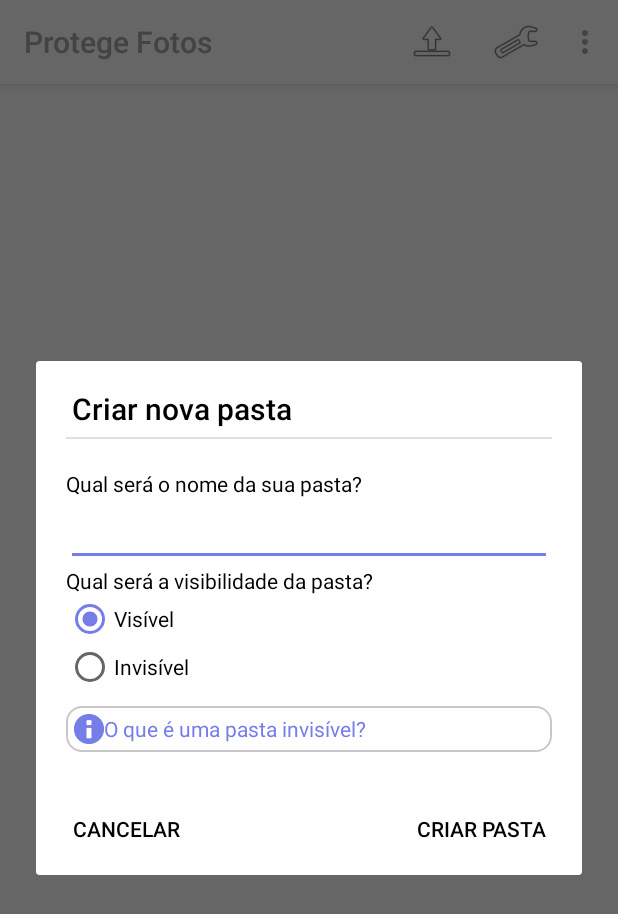
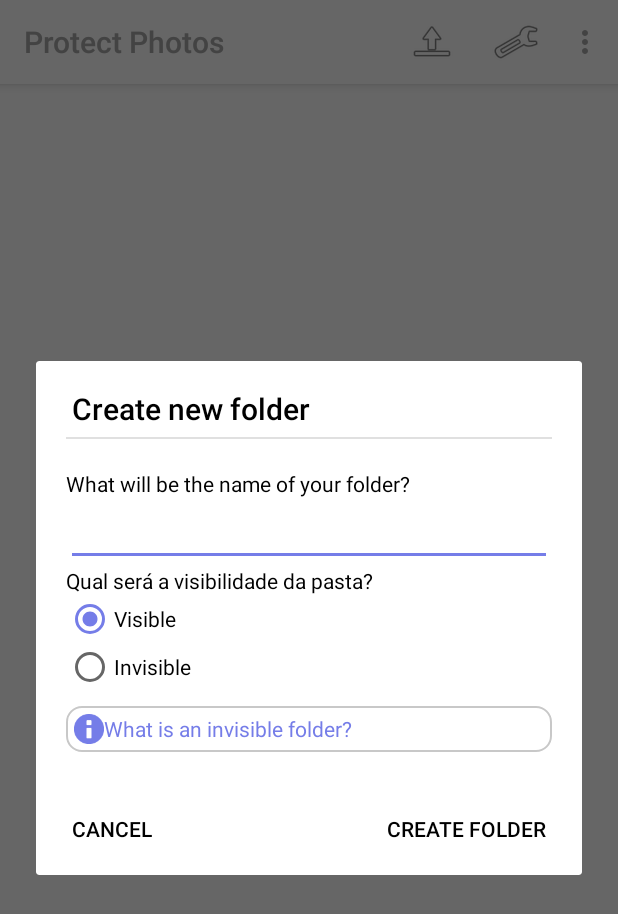
Before and after one commit to Guigomes/ProtegePhotos, an Android app: the GaleriaActivity screen opened directly, with no data from a screen before it, in the options menu, after a tap on "Nova Pasta", on a phone screen of 412 x 824 dp. Shown: the top 914 px of the screen. Run offline under Robolectric (Android 15) with nearby library versions, the phone set to English and light mode, and no system bars; pictures from the network do not load; 7 statements that could not run were skipped.

```diff
--- a/app/src/main/res/values-v21/strings.xml
+++ b/app/src/main/res/values-v21/strings.xml
@@ -1,16 +1,14 @@
 <?xml version="1.0" encoding="utf-8"?>
 <resources>
-    <string name="msg_confirmar_padrao_invisivel">Desenhe o padrão da pasta que deseja acessar</string>
-    <string name="btn_alterar_nome_pasta">Alterar nome da pasta</string>
-    <string name="txt_informe_nome_novo_pasta">Informe o novo nome da pasta</string>
-    <string name="txt_protegendo_fotos">Protegendo suas fotos</string>
-    <string name="btn_alterar_dados_pasta">Alterar pasta</string>
-    <string name="msg_sucesso_deletar_foto">Foto deletada</string>
-    <string name="msg_excluir_fotos">Tem certeza que deseja excluir as %1$s fotos selecionadas?</string>
-    <string name="msg_excluir_foto">Tem certeza que deseja excluir a foto  %1$s?</string>
-    <string name="title_criar_nova_pasta">Criar nova pasta</string>
+    <string name="msg_confirmar_padrao_invisivel">Draw the pattern of the folder you want to access</string>
+    <string name="btn_alterar_nome_pasta">Change folder name</string>
+    <string name="txt_informe_nome_novo_pasta">Enter new folder name</string>
+    <string name="txt_protegendo_fotos">Protecting your photos</string>
+    <string name="btn_alterar_dados_pasta">Change folder</string>
+    <string name="msg_sucesso_deletar_foto">the photo has been deleted</string>
+    <string name="msg_excluir_fotos">Are you sure you want to delete the %1$s selected photos?</string>
+    <string name="title_criar_nova_pasta">Create new folder</string>
     <string name="txt_visibilidade_pasta">Qual será a visibilidade da pasta?</string>
-    <string name="btn_novas_fotos">Proteger novas fotos</string>
-    <string name="txt_msg_demorar">Isso pode demorar um pouco</string>
+    <string name="txt_msg_demorar">This may take a while</string>
 
 </resources>
--- a/app/src/main/res/values-w820dp/strings.xml
+++ b/app/src/main/res/values-w820dp/strings.xml
@@ -1,15 +1,14 @@
 <?xml version="1.0" encoding="utf-8"?>
 <resources>
-    <string name="msg_confirmar_padrao_invisivel">Desenhe o padrão da pasta que deseja acessar</string>
-    <string name="btn_alterar_nome_pasta">Alterar nome da pasta</string>
-    <string name="txt_informe_nome_novo_pasta">Informe o novo nome da pasta</string>
-    <string name="txt_protegendo_fotos">Protegendo suas fotos</string>
-    <string name="btn_alterar_dados_pasta">Alterar pasta</string>
-    <string name="msg_sucesso_deletar_foto">Foto deletada</string>
-    <string name="msg_excluir_fotos">Tem certeza que deseja excluir as %1$s fotos selecionadas?</string>
-    <string name="title_criar_nova_pasta">Criar nova pasta</string>
+    <string name="btn_alterar_nome_pasta">Change Folder Name</string>
+    <string name="txt_informe_nome_novo_pasta">Enter new folder name</string>
+    <string name="txt_protegendo_fotos">Protecting your photos</string>
+    <string name="btn_alterar_dados_pasta">Change folder</string>
+    <string name="msg_sucesso_deletar_foto">the photo has been deleted</string>
+    <string name="msg_excluir_fotos">Are you sure you want to delete the %1$s selected photos?</string>
+    <string name="title_criar_nova_pasta">Create new folder</string>
     <string name="txt_visibilidade_pasta">Qual será a visibilidade da pasta?</string>
-    <string name="btn_novas_fotos">Proteger novas fotos</string>
+    <string name="btn_novas_fotos">Protect new photos</string>
     <string name="txt_msg_demorar">Isso pode demorar um pouco</string>
 
 </resources>
--- a/app/src/main/res/values/strings.xml
+++ b/app/src/main/res/values/strings.xml
@@ -1,44 +1,39 @@
 <?xml version="1.0" encoding="utf-8"?>
 
-<!--
-  ~ Copyright (c) 2015 Zhang Hai <Dreaming.in.Code.ZH@Gmail.com>
-  ~ All Rights Reserved.
-  -->
 
 <resources xmlns:xliff="urn:oasis:names:tc:xliff:document:1.2">
 
-    <string name="pl_cancel">Cancelar</string>
-    <string name="pl_confirm">Confirmar</string>
-    <string name="pl_confirm_pattern">Desenhe o padrão novamente para confirmar</string>
-    <string name="pl_continue">Continuar</string>
-    <string name="txt_pasta_principal">Principal</string>
-    <string name="msg_erro_criar_pasta">Erro ao criar pasta, contate o desenvolvedor.</string>
-    <string name="msg_erro_alterar_senha">Erro ao alterar senha, contate o desenvolvedor.</string>
+    <string name="pl_cancel">Cancel</string>
+    <string name="pl_confirm">Confirm</string>
+    <string name="pl_confirm_pattern">Draw the pattern again to confirm</string>
+    <string name="pl_continue">Continue</string>
+    <string name="txt_pasta_principal">Main</string>
+    <string name="msg_erro_criar_pasta">Error creating folder, contact developer.</string>
+    <string name="msg_erro_alterar_senha">Error changing password, contact developer.</string>
 
-    <string name="msg_sucesso_criar_pasta">Pasta criada com sucesso</string>
-    <string name="msg_sucesso_alterar_senha">Senha alterada com sucesso</string>
+    <string name="msg_sucesso_criar_pasta">Successfully created folder</string>
+    <string name="msg_sucesso_alterar_senha">Password changed successfully</string>
 
-    <string name="msg_confirmar_padrao">Desenhe o padrão para acessar a pasta %1$s</string>
+    <string name="msg_confirmar_padrao">Draw pattern to access folder %1$s</string>
 
-    <string name="txt_informe_nome_pasta">Qual será o nome da sua pasta?</string>
+    <string name="txt_informe_nome_pasta">What will be the name of your folder?</string>
 
-    <string name="btn_cancelar">Cancelar</string>
-    <string name="btn_criar_pasta">Criar Pasta</string>
-    <string name="btn_alterar_senha">Alterar Senha</string>
-    <string name="btn_cancelar_selecao">Cancelar Seleção</string>
+    <string name="btn_cancelar">Cancel</string>
+    <string name="btn_criar_pasta">Create folder</string>
+    <string name="btn_alterar_senha">Change Password</string>
+    <string name="btn_cancelar_selecao">Cancel Selection</string>
 
-    <string name="pl_draw_pattern">Crie um padrão para a pasta %1$s</string>
+    <string name="pl_draw_pattern">Create a pattern for the %1$s folder</string>
     <string name="file_provider_authority" translatable="false">ggsoftware.com.br.protegefotos.fileprovider</string>
-    <string name="msg_padrao_alterar">Crie um novo padrão para a pasta %1$s</string>
+    <string name="msg_padrao_alterar">Create a new pattern for the %1$s folder.</string>
 
-    <string name="pl_draw_pattern_to_unlock">Desenhe o padrão para desbloquear</string>
-    <string name="pl_forgot_pattern">Esqueci padrão</string>
-    <string name="pl_pattern_confirmed">Novo padrão gravado com sucesso</string>
-    <string name="pl_pattern_recorded">Padrão gravado</string>
-    <string name="pl_pattern_too_short">Ligue pelo menos %d pontos, tente novamente</string>
-    <string name="pl_recording_pattern">Solte o dedo quando terminar</string>
-    <string name="pl_redraw">Desenhar novamente</string>
-    <string name="pl_wrong_pattern">Padrão incorreto, tente novamente</string>
+    <string name="pl_draw_pattern_to_unlock">Draw pattern to unlock</string>
+    <string name="pl_pattern_confirmed">New pattern successfully recorded</string>
+    <string name="pl_pattern_recorded">Pattern recorded</string>
+    <string name="pl_pattern_too_short">Connect at least %d points, try again</string>
+    <string name="pl_recording_pattern">Release finger when done</string>
+    <string name="pl_redraw">Draw again</string>
+    <string name="pl_wrong_pattern">Incorrect pattern, please try again.</string>
     <string name="pl_access_pattern_start">Pattern started</string>
     <string name="pl_access_pattern_cleared">Pattern cleared</string>
     <string name="pl_access_pattern_cell_added">Cell added</string>
@@ -46,57 +41,59 @@
     <string name="pl_access_pattern_detected">Pattern completed</string>
     <string name="pl_access_pattern_area">Pattern area.</string>
 
-    <string name="app_name">Protege Fotos</string>
-    <string name="title_activity_galeria">Criar nova pasta</string>
+    <string name="app_name">Protect Photos</string>
 
     <string name="action_settings">Settings</string>
-    <string name="title_activity_criar_pasta">CriarPastaActivity</string>
-    <string name="title_activity_escolher_pasta">Minhas pastas</string>
-    <string name="msg_pasta_repetida">Você já tem uma pasta com esse nome</string>
-    <string name="msg_pasta_nao_existe">Pasta não pôde ser encontrada</string>
+    <string name="title_activity_escolher_pasta">My folders</string>
+    <string name="msg_pasta_repetida">You already have a folder with that name</string>
+    <string name="msg_pasta_nao_existe">Folder could not be found</string>
 
-    <string name="msg_confirmar_padrao_invisivel">Desenhe o padrão da pasta que deseja acessar</string>
-    <string name="btn_alterar_nome_pasta">Alterar nome da pasta</string>
-    <string name="btn_excluir_pasta">Excluir Pasta</string>
+    <string name="msg_confirmar_padrao_invisivel">Draw the pattern of the folder you want to access</string>
+    <string name="btn_alterar_nome_pasta">Change Folder Name</string>
+    <string name="btn_excluir_pasta">Delete Folder</string>
     <string name="txt_informe_nome_novo_pasta">Informe o novo nome da pasta</string>
-    <string name="msg_sucesso_alterar_nome_pasta">Dados da pasta alterados com sucesso</string>
-    <string name="msg_sucesso_deletar_pasta">Pasta deletada com sucesso</string>
-    <string name="msg_sucesso_remover_pasta_modo_invisivel">A pasta foi removida do modo invisível</string>
-    <string name="msg_pastas_iguais">Escolha a pasta desejada</string>
-    <string name="msg_erro_criar_pasta_sem_nome">Por favor, informe o nome da sua pasta</string>
-    <string name="rdb_visivel">Visível</string>
-    <string name="rdb_invisivel">Invisível</string>
+    <string name="msg_sucesso_alterar_nome_pasta">Folder data changed successfully</string>
+    <string name="msg_sucesso_deletar_pasta">Folder deleted successfully</string>
+    <string name="msg_pastas_iguais">Choose the desired folder</string>
+    <string name="msg_erro_criar_pasta_sem_nome">Please enter the name of your folder.</string>
+    <string name="rdb_visivel">Visible</string>
+    <string name="rdb_invisivel">Invisible</string>
     <string name="txt_protegendo_fotos">Protegendo suas fotos</string>
-    <string name="title_activity_main2">Main2Activity</string>
-    <string name="msg_download_sucesso">Fotos copiadas para a pasta Downloads</string>
-    <string name="msg_download_sucesso_2">Foto copiada para a pasta Downloads/%1$s</string>
-    <string name="msg_download_erro">Erro ao exportar fotos</string>
+    <string name="msg_download_sucesso">Photos copied to Downloads folder</string>
+    <string name="msg_download_sucesso_2">Photos copied to Downloads/%1$s  folder</string>
+    <string name="msg_download_erro">Error exporting photos</string>
 
-    <string name="btn_configurar_pasta">Configurar pasta</string>
-    <string name="btn_alterar_dados_pasta">Alterar pasta</string>
+    <string name="btn_configurar_pasta">Set up folder</string>
+    <string name="btn_alterar_dados_pasta">Change folder</string>
     <string name="msg_sucesso_deletar_foto">Foto deletada</string>
-    <string name="btn_excluir">Excluir</string>
-    <string name="msg_excluir_pasta">Tem certeza que deseja excluir a pasta %1$s e todas as fotos dela?</string>
-    <string name="msg_title_excluir_pasta">Excluir pasta</string>
-    <string name="msg_title_excluir_fotos">Excluir fotos</string>
+    <string name="btn_excluir">Delete</string>
+    <string name="msg_excluir_pasta">Are you sure you want to delete the %1$s folder and all photos from it?</string>
+    <string name="msg_title_excluir_fotos">Delete photos</string>
 
-    <string name="msg_excluir_fotos">Tem certeza que deseja excluir as %1$s fotos selecionadas?</string>
-    <string name="msg_excluir_fotos_sucesso">Fotos deletadas com sucesso</string>
-    <string name="msg_title_exportar_fotos">Exportar fotos</string>
-    <string name="msg_title_exportar_foto">Exportar foto</string>
-    <string name="msg_exportar_fotos">Deseja exportar as %1$s fotos selecionadas para seu celular? Elas não estarão mais protegidas.</string>
-    <string name="msg_exportar_foto">Deseja exportar a foto %1$s para seu celular. Ela não estará mais protegida</string>
-    <string name="btn_exportar">Exportar</string>
-    <string name="btn_selecionar_todos">Selecionar Todos</string>
-    <string name="txt_pergunta_invisivel">O que é uma pasta invisível?</string>
+    <string name="msg_excluir_fotos">Are you sure you want to delete the %1$s selected photos?</string>
+    <string name="msg_excluir_fotos_sucesso">Photos deleted successfully</string>
+    <string name="msg_title_exportar_foto">Export photo</string>
+    <string name="msg_exportar_fotos">Do you want to export the %1$s selected photos to your phone? They will no longer be protected.</string>
+    <string name="msg_exportar_foto">Want to export the %1$s photo to your phone. She will no longer be protected</string>
+    <string name="btn_exportar">Export</string>
+    <string name="btn_selecionar_todos">Select all</string>
+    <string name="txt_pergunta_invisivel">What is an invisible folder?</string>
     <string name="title_criar_nova_pasta">Criar nova pasta</string>
     <string name="txt_visibilidade_pasta">Qual será a visibilidade da pasta?</string>
-    <string name="title_criar_nova_pasta_informacoes">O que é uma pasta invísivel</string>
-    <string name="texto_pasta_invisivel">uma pasta invisivel</string>
-    <string name="btn_entendi">Entendi</string>
-    <string name="title_alterar_dados_pasta">Alterar dados da pasta</string>
-    <string name="btn_novas_fotos">Proteger novas fotos</string>
-    <string name="msg_title_proteger_fotos">Protegendo suas fotos</string>
-    <string name="msg_proteger_fotos">Estamos protegendo suas fotos</string>
+    <string name="title_criar_nova_pasta_informacoes">What is an invisible folder?</string>
+    <string name="texto_pasta_invisivel">an invisible folder</string>
+    <string name="btn_entendi">Got it</string>
+    <string name="title_alterar_dados_pasta">Change folder data</string>
+    <string name="btn_novas_fotos">Protect new photos</string>
+    <string name="msg_title_proteger_fotos">Protecting your photos</string>
+    <string name="msg_proteger_fotos">We are protecting your photos</string>
     <string name="txt_msg_demorar">Isso pode demorar um pouco</string>
+    <string name="msg_excluir_foto">Are you sure you want to delete the  %1$s photo?</string>
+    <string name="msg_confirmar_padrao_invisivel">Draw the pattern of the folder you want to access</string>
+    <string name="txt_visibilidade_pasta">What will be the visibility of the folder?</string>
+    <string name="title_activity_galeria">Create new folder</string>
+    <string name="pl_forgot_pattern">I forgot pattern</string>
+    <string name="msg_title_exportar_fotos">Export photos</string>
+    <string name="msg_title_excluir_pasta">Delete Folder</string>
+    <string name="btn_novas_fotos">Protect new photos</string>
 </resources>
```
Also changed, not shown: 6 other files.
